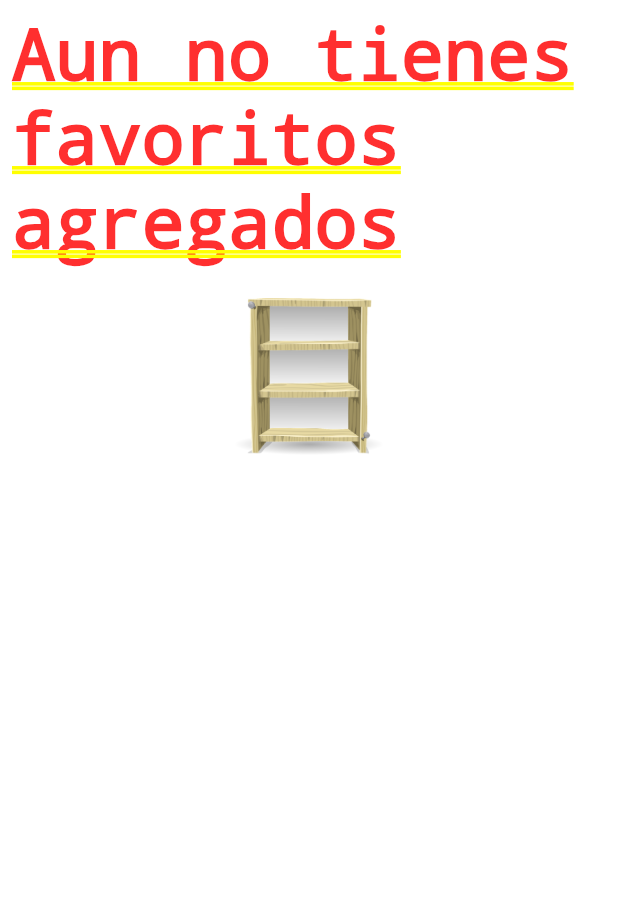
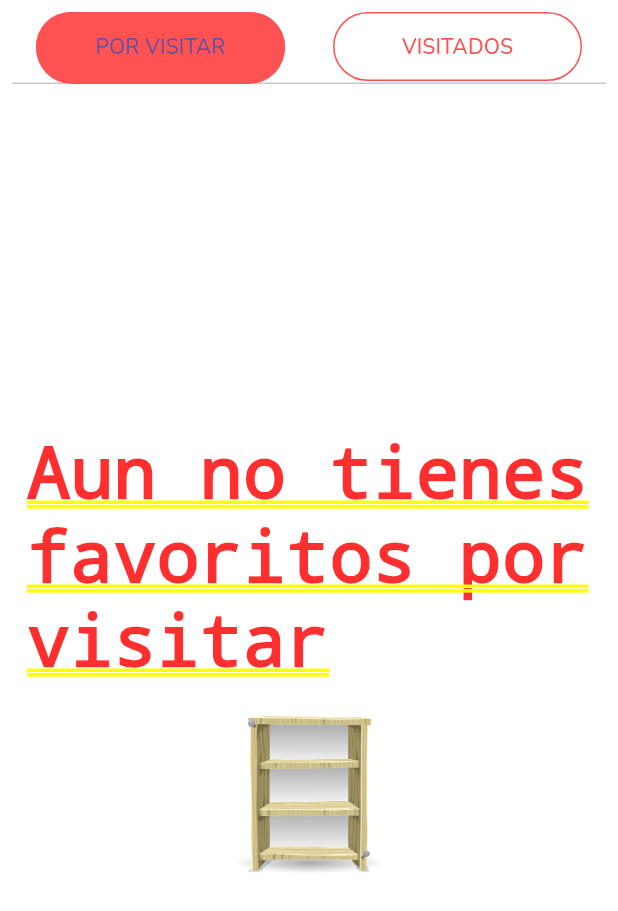
Before and after one commit to sarariveros/walkCity, a Flutter app: the FavoritosScreen screen opened by its route, on a phone screen of 412 x 824 dp. Shown: the top 911 px of the screen. Run offline on Flutter 3.47's test engine with Material 2 defaults, Android fonts, the light colour scheme and no system bars; our stand-ins replace flutter_secure_storage, google_fonts, image_picker, shared_preferences, supabase_flutter, table_calendar; accounts and stored records are empty; network calls fail.

Commit message:
updade site card

```diff
--- a/lib/src/styles/style.dart
+++ b/lib/src/styles/style.dart
@@ -6,17 +6,17 @@ class Styles {
   static Color thirdColor = Colors.black;
 
   static Color textColor = Colors.black;
-  static Color sitecardColor = Color.fromARGB(255, 39, 35, 35);
-  static Color textColorCl = const Color(0xff96969A);
+  static Color sitecardColor = const Color.fromARGB(255, 139, 137, 137);
+  static Color textColorCl = const Color.fromARGB(255, 18, 95, 105);
   static TextStyle textStyle =
       const TextStyle(fontSize: 15, fontWeight: FontWeight.bold);
   static TextStyle textStyleB =
       const TextStyle(fontSize: 25, fontWeight: FontWeight.bold);
   static TextStyle textStyleCl = TextStyle(fontSize: 15, color: textColorCl);
   static TextStyle sitecardTStyle = TextStyle(
-      fontSize: 13,
+      fontSize: 12,
       color: sitecardColor,
-      height: 1.2,
+      // height: 1.2,
       fontWeight: FontWeight.bold);
 
   static TextStyle sitecardDStyle =
--- a/lib/src/ui/screens/favoritos.dart
+++ b/lib/src/ui/screens/favoritos.dart
@@ -9,7 +9,7 @@ class FavoritosScreen extends StatelessWidget {
 
   @override
   Widget build(BuildContext context) {
-    List<Site> showFavorites() {
+    List<Site> showFavorites(int estado) {
       final sbFav = Provider.of<SBFavorite>(context);
       sbFav.getFavByUser();
       final sbSite = Provider.of<SBSite>(context);
@@ -19,8 +19,9 @@ class FavoritosScreen extends StatelessWidget {
       List<Site> favSites = [];
 
       for (var fav in favoritos) {
-        favSites
-            .addAll(allsites.where((site) => site.id == fav.id_site).toList());
+        favSites.addAll(allsites
+            .where((site) => site.id == fav.id_site && fav.estado == estado)
+            .toList());
       }
 
       return favSites;
@@ -28,8 +29,55 @@ class FavoritosScreen extends StatelessWidget {
 
     return Padding(
       padding: const EdgeInsets.all(8.0),
-      child: Center(
-        child: ListSites(categoria: 'Favoritos', sites: showFavorites()),
+      child: DefaultTabController(
+        length: 2,
+        child: Column(children: [
+          TabBar(
+              unselectedLabelColor: Colors.redAccent,
+              indicatorSize: TabBarIndicatorSize.label,
+              indicator: BoxDecoration(
+                  borderRadius: BorderRadius.circular(50),
+                  color: Colors.redAccent),
+              tabs: [
+                Tab(
+                  child: Container(
+                    decoration: BoxDecoration(
+                        borderRadius: BorderRadius.circular(50),
+                        border: Border.all(color: Colors.redAccent, width: 1)),
+                    child: const Align(
+                      alignment: Alignment.center,
+                      child: Text("POR VISITAR"),
+                    ),
+                  ),
+                ),
+                Tab(
+                  child: Container(
+                    decoration: BoxDecoration(
+                        borderRadius: BorderRadius.circular(50),
+                        border: Border.all(color: Colors.redAccent, width: 1)),
+                    child: const Align(
+                      alignment: Alignment.center,
+                      child: Text("VISITADOS"),
+                    ),
+                  ),
+                ),
+              ]),
+
+          Expanded(
+            flex: 1,
+            child: TabBarView(
+              viewportFraction: 1,
+              children: [
+                Padding(
+                  padding: const EdgeInsets.only(top: 20),
+                  child: ListSites(categoria: '0', sites: showFavorites(0)),
+                ),
+                ListSites(categoria: '1', sites: showFavorites(1)),
+              ],
+            ),
+          ),
+          // ListSites(categoria: 'Favoritos', sites: showFavorites()),
+        ]),
       ),
     );
   }
--- a/lib/src/ui/widgets/index.dart
+++ b/lib/src/ui/widgets/index.dart
@@ -1,3 +1,5 @@
+export 'package:walkcity/src/ui/widgets/site_cardFav.dart';
+
 export 'package:walkcity/src/ui/widgets/weater_widget.dart';
 
 export 'package:walkcity/src/ui/widgets/site_card.dart';
--- a/lib/src/ui/widgets/list_sites.dart
+++ b/lib/src/ui/widgets/list_sites.dart
@@ -11,53 +11,47 @@ class ListSites extends StatelessWidget {
 
   @override
   Widget build(BuildContext context) {
-    if (categoria == 'Favoritos') {
+    final msgVacio = [
+      {
+        'msg': 'Aun no tienes favoritos por visitar',
+        'image': 'assets/empty.png',
+      },
+      {
+        'msg': 'Aun no haz visitado ningun lugar',
+        'image': 'assets/empty.png',
+      }
+    ];
+    if (categoria == '0' || categoria == '1') {
+      int index = int.parse(categoria);
       if (sites.isEmpty) {
-        return Column(
+        return Padding(
+          padding: const EdgeInsets.all(10),
+          child: Column(
+            mainAxisAlignment: MainAxisAlignment.center,
             children: [
-            (const Text('Aun no tienes favoritos agregados')),
+              (Text(msgVacio[index]['msg']!)),
               SizedBox(
                   height: 150,
                   width: 100,
-                child: Image.asset('assets/empty.png')),
+                  child: Image.asset(msgVacio[index]['image']!)),
             ],
+          ),
         );
       } else {
-        List<SiteCard> sitesCard = [];
+        List<SiteCardFav> sitesCard = [];
         for (var element in sites) {
-          final card = SiteCard(icon: (Icons.delete), site: element);
+          final card = SiteCardFav(icon: (Icons.delete), site: element);
           sitesCard.add(card);
         }
-        return Column(
-          children: [
-            Row(
-              mainAxisAlignment: MainAxisAlignment.center,
-              crossAxisAlignment: CrossAxisAlignment.center,
-              children: [
-                SizedBox(
-                  height: 35,
-                  child: Text(
-                    categoria,
-                    style: Styles.textStyleCl,
-                    textAlign: TextAlign.center,
-                  ),
-                ),
-              ],
-            ),
-            Expanded(
-              child: GridView.builder(
+        return GridView.builder(
           shrinkWrap: true,
           gridDelegate: const SliverGridDelegateWithFixedCrossAxisCount(
             crossAxisCount: 2,
-                  mainAxisSpacing: 20,
-                  crossAxisSpacing: 10,
-                  childAspectRatio: 0.72,
+            crossAxisSpacing: 0,
+            childAspectRatio: 0.7,
           ),
           itemBuilder: (context, index) => sitesCard[index],
           itemCount: sitesCard.length,
-              ),
-            )
-          ],
         );
       }
     }
```
Also changed, not shown: lib/src/providers/favorite_provider.dart (+34 -0 lines), lib/src/ui/widgets/site_card.dart (+79 -81 lines), lib/src/ui/widgets/site_cardFav.dart (added, +297 -0 lines). Lines whose indentation alone changed are shown as unchanged.
